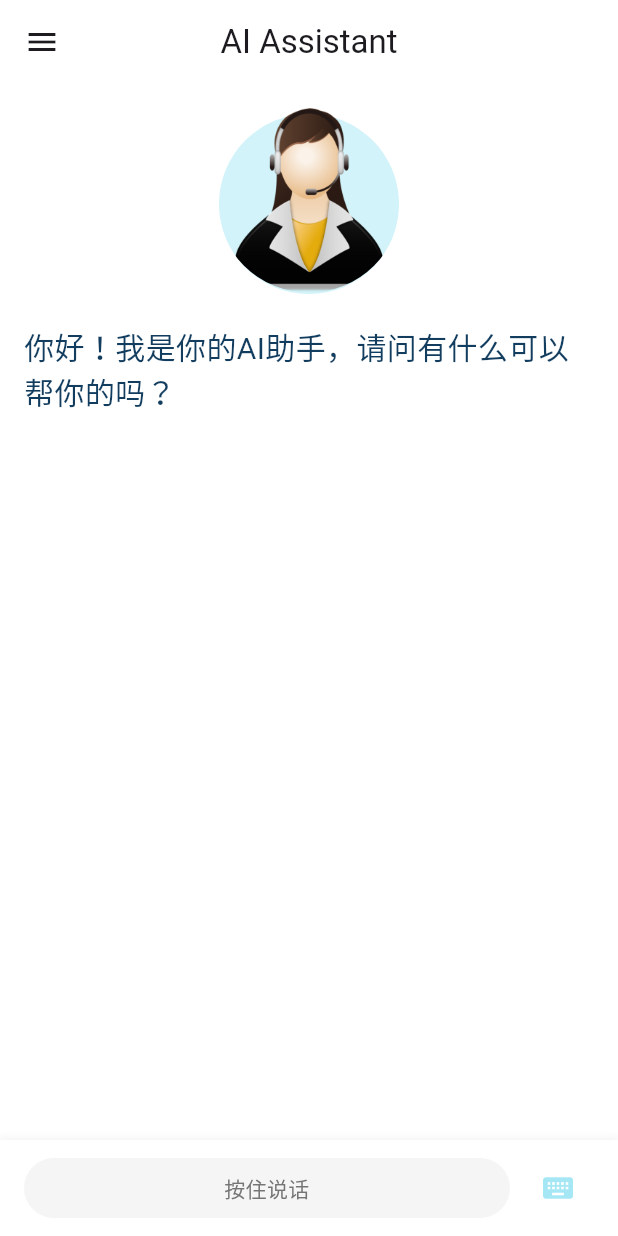
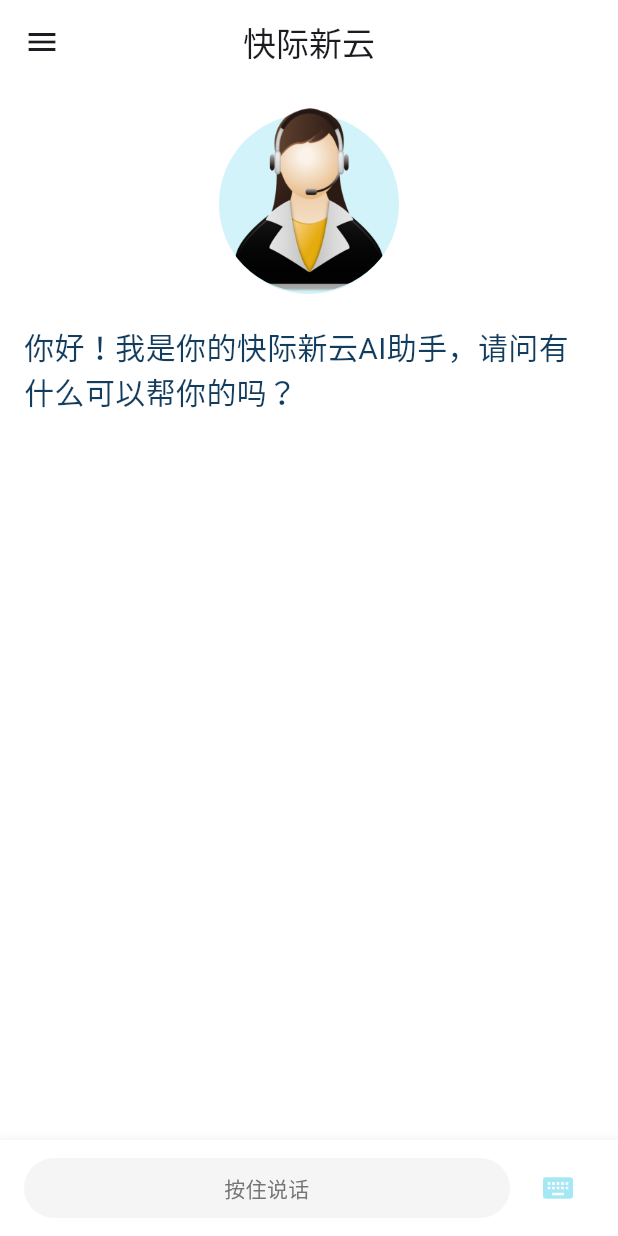
Before and after one commit to Tom722/flutter-chat, a Flutter app: the screen it shows after launch, on a phone screen of 412 x 824 dp. Run offline on Flutter 3.47's test engine with Material 3 defaults, Android fonts, the phone set to English and light mode, and no system bars; our stand-ins replace animate_do, flutter_tts, speech_to_text.

Commit message:
修改提示语

```diff
--- a/lib/home_page.dart
+++ b/lib/home_page.dart
@@ -301,7 +301,7 @@ class _HomePageState extends State<HomePage> {
     return Scaffold(
       appBar: AppBar(
         title: BounceInDown(
-          child: const Text('AI Assistant'),
+          child: const Text('快际新云'),
         ),
         leading: const Icon(Icons.menu),
         centerTitle: true,
@@ -348,7 +348,7 @@ class _HomePageState extends State<HomePage> {
                         ),
                         const SizedBox(height: 20),
                         const Text(
-                          '你好！我是你的AI助手，请问有什么可以帮你的吗？',
+                          '你好！我是你的快际新云AI助手，请问有什么可以帮你的吗？',
                           style: TextStyle(
                             fontSize: 20,
                             color: Pallete.mainFontColor,
```
